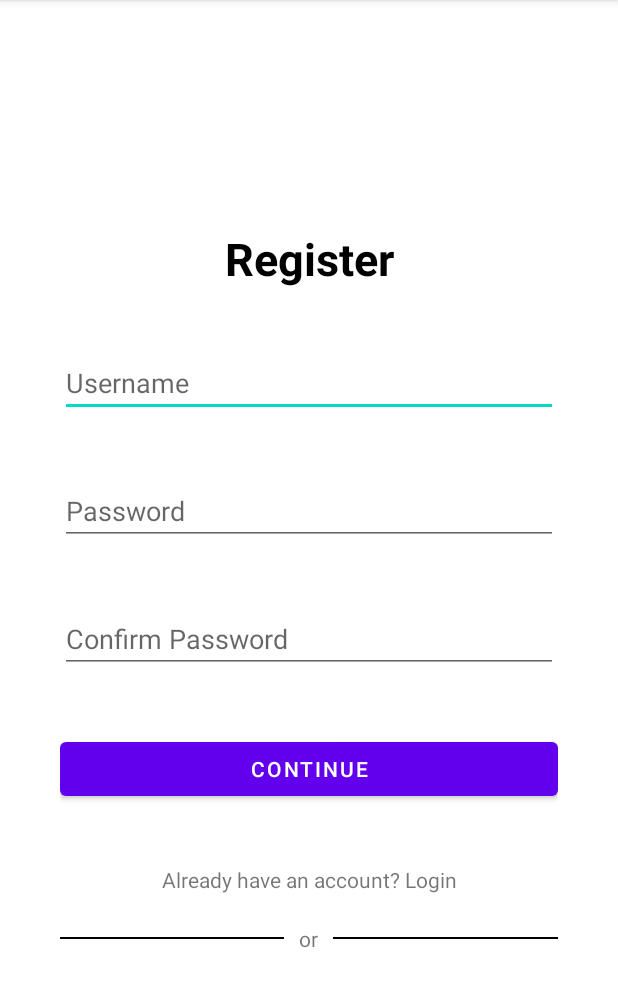
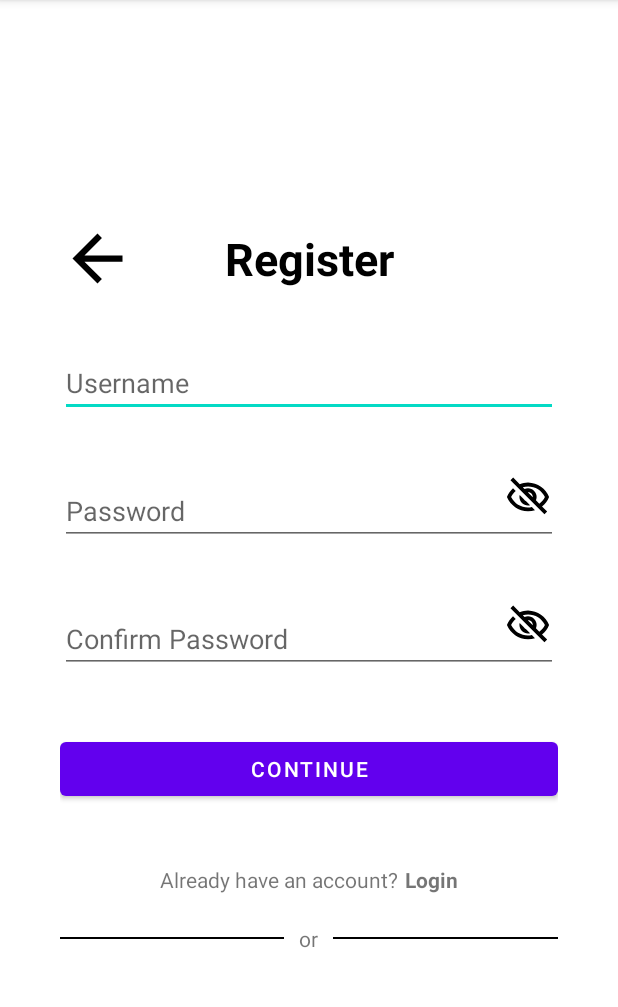
Before and after one commit to AgileTech-WV61/Mobile-app, an Android app: the RegisterActivity screen opened directly, with no data from a screen before it, on a phone screen of 412 x 824 dp, the part 84-1091 px from its top. Run offline under Robolectric (Android 15) with nearby library versions, the phone set to English and light mode, and no system bars.

Commit message:
Add: Icons and visibility buttons

```diff
--- /dev/null
+++ b/app/src/main/res/drawable/ic_baseline_arrow_back_24.xml
@@ -0,0 +1,5 @@
+<vector android:height="24dp" android:tint="#000000"
+    android:viewportHeight="24" android:viewportWidth="24"
+    android:width="24dp" xmlns:android="http://schemas.android.com/apk/res/android">
+    <path android:fillColor="@android:color/white" android:pathData="M20,11H7.83l5.59,-5.59L12,4l-8,8 8,8 1.41,-1.41L7.83,13H20v-2z"/>
+</vector>
--- /dev/null
+++ b/app/src/main/res/drawable/ic_outline_visibility_24.xml
@@ -0,0 +1,5 @@
+<vector android:height="24dp" android:tint="#000000"
+    android:viewportHeight="24" android:viewportWidth="24"
+    android:width="24dp" xmlns:android="http://schemas.android.com/apk/res/android">
+    <path android:fillColor="@android:color/white" android:pathData="M12,6c3.79,0 7.17,2.13 8.82,5.5C19.17,14.87 15.79,17 12,17s-7.17,-2.13 -8.82,-5.5C4.83,8.13 8.21,6 12,6m0,-2C7,4 2.73,7.11 1,11.5 2.73,15.89 7,19 12,19s9.27,-3.11 11,-7.5C21.27,7.11 17,4 12,4zM12,9c1.38,0 2.5,1.12 2.5,2.5S13.38,14 12,14s-2.5,-1.12 -2.5,-2.5S10.62,9 12,9m0,-2c-2.48,0 -4.5,2.02 -4.5,4.5S9.52,16 12,16s4.5,-2.02 4.5,-4.5S14.48,7 12,7z"/>
+</vector>
--- /dev/null
+++ b/app/src/main/res/drawable/ic_outline_visibility_off_24.xml
@@ -0,0 +1,5 @@
+<vector android:height="24dp" android:tint="#000000"
+    android:viewportHeight="24" android:viewportWidth="24"
+    android:width="24dp" xmlns:android="http://schemas.android.com/apk/res/android">
+    <path android:fillColor="@android:color/white" android:pathData="M12,6c3.79,0 7.17,2.13 8.82,5.5 -0.59,1.22 -1.42,2.27 -2.41,3.12l1.41,1.41c1.39,-1.23 2.49,-2.77 3.18,-4.53C21.27,7.11 17,4 12,4c-1.27,0 -2.49,0.2 -3.64,0.57l1.65,1.65C10.66,6.09 11.32,6 12,6zM10.93,7.14L13,9.21c0.57,0.25 1.03,0.71 1.28,1.28l2.07,2.07c0.08,-0.34 0.14,-0.7 0.14,-1.07C16.5,9.01 14.48,7 12,7c-0.37,0 -0.72,0.05 -1.07,0.14zM2.01,3.87l2.68,2.68C3.06,7.83 1.77,9.53 1,11.5 2.73,15.89 7,19 12,19c1.52,0 2.98,-0.29 4.32,-0.82l3.42,3.42 1.41,-1.41L3.42,2.45 2.01,3.87zM9.51,11.37l2.61,2.61c-0.04,0.01 -0.08,0.02 -0.12,0.02 -1.38,0 -2.5,-1.12 -2.5,-2.5 0,-0.05 0.01,-0.08 0.01,-0.13zM6.11,7.97l1.75,1.75c-0.23,0.55 -0.36,1.15 -0.36,1.78 0,2.48 2.02,4.5 4.5,4.5 0.63,0 1.23,-0.13 1.77,-0.36l0.98,0.98c-0.88,0.24 -1.8,0.38 -2.75,0.38 -3.79,0 -7.17,-2.13 -8.82,-5.5 0.7,-1.43 1.72,-2.61 2.93,-3.53z"/>
+</vector>
--- a/app/src/main/res/layout/activity_register_view.xml
+++ b/app/src/main/res/layout/activity_register_view.xml
@@ -11,7 +11,19 @@
     android:padding="40dp">
     >
     <!-- back icon and title text -->
+    <LinearLayout
+        android:layout_width="match_parent"
+        android:layout_height="wrap_content"
+        android:orientation="horizontal">
 
+        <ImageView
+            android:id="@+id/backIcon"
+            android:layout_width="50dp"
+            android:layout_height="50dp"
+            android:layout_gravity="center_vertical"
+            android:layout_marginTop="10dp"
+            android:layout_marginBottom="10dp"
+            android:src="@drawable/ic_baseline_arrow_back_24" />
         <TextView
             android:layout_width="match_parent"
             android:layout_height="wrap_content"
@@ -20,8 +32,11 @@
             android:gravity="center"
             android:layout_marginTop="20dp"
             android:layout_marginBottom="20dp"
+            android:layout_marginLeft="-50dp"
             android:textStyle="bold"
             android:textColor="@color/black"/>
+        </LinearLayout>
+
     <EditText
         android:id="@+id/username"
         android:layout_width="match_parent"
@@ -29,20 +44,59 @@
         android:hint="Username"
         android:layout_marginTop="20dp"
         android:layout_marginBottom="20dp"/>
+    <!-- input with visibility toggle -->
+    <LinearLayout
+        android:layout_width="match_parent"
+        android:layout_height="wrap_content"
+        android:orientation="horizontal">
         <EditText
             android:id="@+id/password"
             android:layout_width="match_parent"
             android:layout_height="wrap_content"
             android:hint="Password"
             android:layout_marginTop="20dp"
-        android:layout_marginBottom="20dp"/>
+            android:layout_marginBottom="20dp"
+            android:inputType="textPassword"/>
+        <ImageButton
+            android:id="@+id/visibilityToggle"
+            android:layout_width="40dp"
+            android:layout_height="40dp"
+            android:layout_gravity="center_vertical"
+            android:layout_marginBottom="10dp"
+            android:layout_marginLeft="-40dp"
+            android:src="@drawable/ic_outline_visibility_off_24"
+            android:padding="35dp"
+            android:scaleType="centerInside"
+            android:adjustViewBounds="true"
+            android:background="@android:color/transparent"/>
+    </LinearLayout>
+    <!-- input with visibility toggle -->
+    <LinearLayout
+        android:layout_width="match_parent"
+        android:layout_height="wrap_content"
+        android:orientation="horizontal">
         <EditText
             android:id="@+id/confirmPassword"
             android:layout_width="match_parent"
             android:layout_height="wrap_content"
             android:hint="Confirm Password"
             android:layout_marginTop="20dp"
-        android:layout_marginBottom="20dp"/>
+            android:layout_marginBottom="20dp"
+            android:inputType="textPassword"/>
+        <ImageButton
+            android:id="@+id/visibilityToggleConfirm"
+            android:layout_width="40dp"
+            android:layout_height="40dp"
+            android:layout_gravity="center_vertical"
+            android:layout_marginBottom="10dp"
+            android:layout_marginLeft="-40dp"
+            android:src="@drawable/ic_outline_visibility_off_24"
+            android:padding="35dp"
+            android:scaleType="centerInside"
+            android:adjustViewBounds="true"
+            android:background="@android:color/transparent"/>
+    </LinearLayout>
+
     <Button
         android:id="@+id/registerButton"
         android:layout_width="match_parent"
@@ -50,14 +104,28 @@
         android:text="Continue"
         android:layout_marginTop="20dp"
         android:layout_marginBottom="20dp"/>
+    <LinearLayout
+        android:layout_width="wrap_content"
+        android:layout_height="wrap_content"
+        android:orientation="horizontal">
         <TextView
-        android:id="@+id/loginLink"
-        android:layout_width="match_parent"
+            android:layout_width="wrap_content"
             android:layout_height="wrap_content"
-        android:text="Already have an account? Login"
+            android:text="Already have an account?"
+            android:layout_marginTop="20dp"
+            android:layout_marginBottom="20dp"
+            android:gravity="center"/>
+        <TextView
+            android:id="@+id/toLoginButton"
+            android:layout_width="wrap_content"
+            android:layout_height="wrap_content"
+            android:text="Login"
+            android:layout_marginTop="20dp"
+            android:layout_marginBottom="20dp"
+            android:layout_marginLeft="5dp"
             android:gravity="center"
-        android:layout_marginTop="20dp"
-        android:layout_marginBottom="20dp"/>
+            android:textStyle="bold"/>
+    </LinearLayout>
     <!-- group horizontal -->
     <LinearLayout
         android:layout_width="match_parent"
```
Lines whose indentation alone changed are shown as unchanged.
